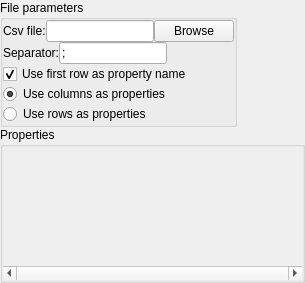
Before: the Qt Designer form library/tulip-qt/designer/ImportCSVDataConfigurationWidget.ui in vadivelselvaraj/TulipGLImprovement, drawn with Qt 5.
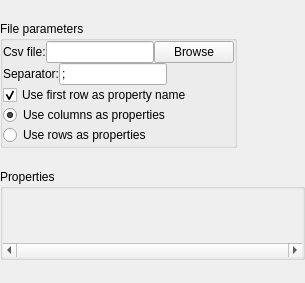
After: the same form once the commit is applied.

```diff
--- a/library/tulip-qt/designer/ImportCSVDataConfigurationWidget.ui
+++ b/library/tulip-qt/designer/ImportCSVDataConfigurationWidget.ui
@@ -11,7 +11,7 @@
    </rect>
   </property>
   <property name="sizePolicy">
-   <sizepolicy hsizetype="Preferred" vsizetype="Fixed">
+   <sizepolicy hsizetype="Expanding" vsizetype="Expanding">
     <horstretch>0</horstretch>
     <verstretch>0</verstretch>
    </sizepolicy>
@@ -159,7 +159,7 @@
    <item>
     <widget class="QGroupBox" name="propertyListGroupBox">
      <property name="sizePolicy">
-      <sizepolicy hsizetype="Preferred" vsizetype="Expanding">
+      <sizepolicy hsizetype="Preferred" vsizetype="Fixed">
        <horstretch>0</horstretch>
        <verstretch>0</verstretch>
       </sizepolicy>
```
